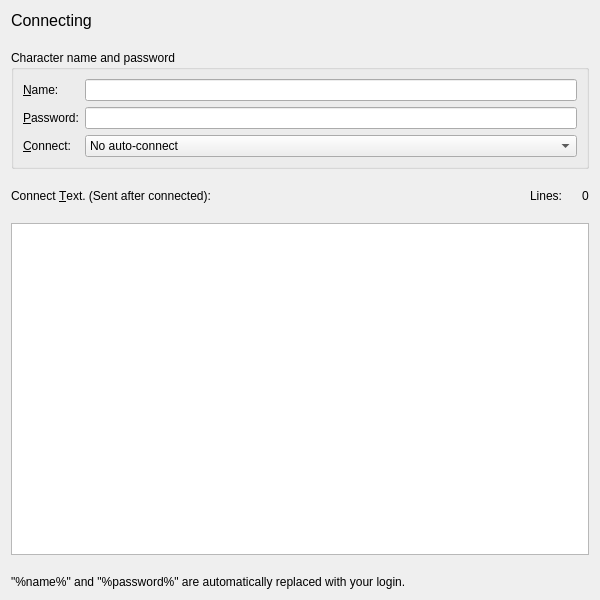
Before: the Qt Designer form smushclient-qt/cpp/ui/prefs/connecting.ui in jnbooth/smushclient, drawn with Qt 5.
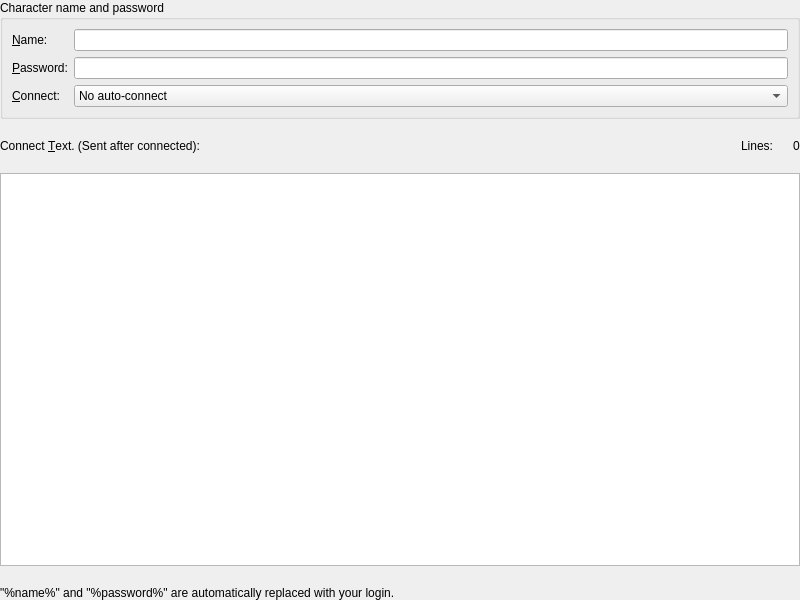
After: the same form once the commit is applied.

```diff
--- a/smushclient-qt/cpp/ui/prefs/connecting.ui
+++ b/smushclient-qt/cpp/ui/prefs/connecting.ui
@@ -6,7 +6,7 @@
    <rect>
     <x>0</x>
     <y>0</y>
-    <width>600</width>
+    <width>800</width>
     <height>600</height>
    </rect>
   </property>
@@ -17,24 +17,18 @@
    <property name="spacing">
     <number>20</number>
    </property>
-   <item>
-    <widget class="QLabel" name="label_title">
-     <property name="sizePolicy">
-      <sizepolicy hsizetype="Preferred" vsizetype="Fixed">
-       <horstretch>0</horstretch>
-       <verstretch>0</verstretch>
-      </sizepolicy>
-     </property>
-     <property name="font">
-      <font>
-       <pointsize>12</pointsize>
-      </font>
-     </property>
-     <property name="text">
-      <string>Connecting</string>
-     </property>
-    </widget>
-   </item>
+   <property name="leftMargin">
+    <number>0</number>
+   </property>
+   <property name="topMargin">
+    <number>0</number>
+   </property>
+   <property name="rightMargin">
+    <number>0</number>
+   </property>
+   <property name="bottomMargin">
+    <number>0</number>
+   </property>
    <item>
     <widget class="QGroupBox" name="_credentials">
      <property name="title">
```
